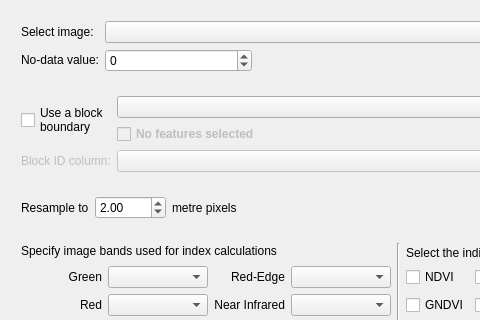
Old version of the form pat/gui/calcImageIndices_dialog_base.ui in the repository CSIRO-Precision-Agriculture/PAT_QGIS_Plugin; both pictures show x 0 to 480 and y 0 to 320 of the 670 by 491 pixel window.
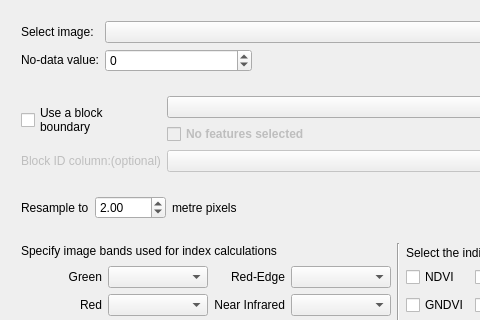
New version of the form. Custom widgets are drawn as their Qt base class.

Commit message: Bug fixes for Calc Image Indicies and Resample Image band to block tools. Added blank column to combobox for use when groupby is not required. pyPrecAg changes    - Now supports Null's, None and blank strings ('') in the block id column.    - Added check for overlapping geometry between raster and polygons.

Diff of the .ui file:
```diff
--- a/pat/gui/calcImageIndices_dialog_base.ui
+++ b/pat/gui/calcImageIndices_dialog_base.ui
@@ -274,7 +274,10 @@
             </sizepolicy>
            </property>
            <property name="text">
-            <string>Block ID column:</string>
+            <string>Block ID column:(optional)</string>
+           </property>
+           <property name="wordWrap">
+            <bool>true</bool>
            </property>
           </widget>
          </item>
```
The commit also changes 3 other files.
